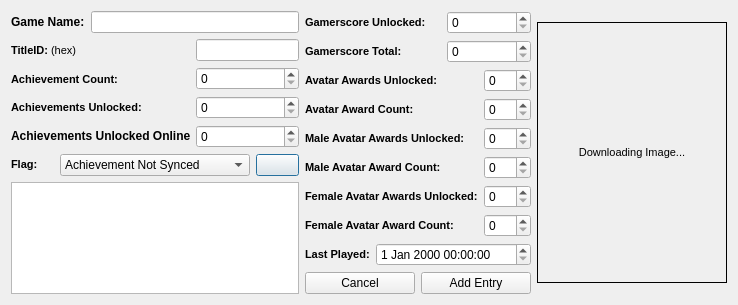
Before: the Qt Designer form XDBF/titleinjectordialog.ui in hetelek/XDBF-Manager, drawn with Qt 5.
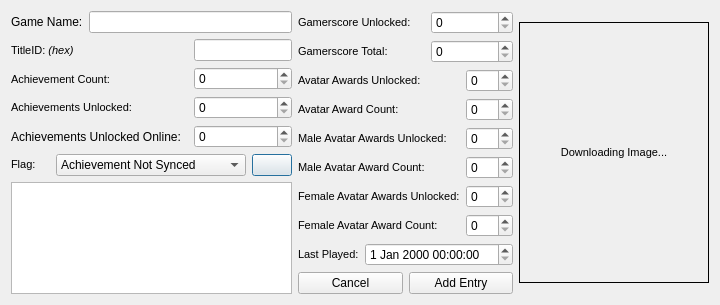
After: the same form once the commit is applied. Icons and pictures are not drawn.

```diff
--- a/XDBF/titleinjectordialog.ui
+++ b/XDBF/titleinjectordialog.ui
@@ -6,7 +6,7 @@
    <rect>
     <x>0</x>
     <y>0</y>
-    <width>738</width>
+    <width>720</width>
     <height>282</height>
    </rect>
   </property>
@@ -23,7 +23,7 @@
          <item>
           <widget class="QLabel" name="label">
            <property name="text">
-            <string>&lt;b&gt;Game Name:&lt;/b&gt;</string>
+            <string>Game Name:</string>
            </property>
           </widget>
          </item>
@@ -47,7 +47,7 @@
 &lt;html&gt;&lt;head&gt;&lt;meta name=&quot;qrichtext&quot; content=&quot;1&quot; /&gt;&lt;style type=&quot;text/css&quot;&gt;
 p, li { white-space: pre-wrap; }
 &lt;/style&gt;&lt;/head&gt;&lt;body style=&quot; font-family:'MS Shell Dlg 2'; font-size:8.25pt; font-weight:400; font-style:normal;&quot;&gt;
-&lt;p style=&quot; margin-top:0px; margin-bottom:0px; margin-left:0px; margin-right:0px; -qt-block-indent:0; text-indent:0px;&quot;&gt;&lt;span style=&quot; font-size:8pt; font-weight:600;&quot;&gt;TitleID: &lt;/span&gt;&lt;span style=&quot; font-size:8pt;&quot;&gt;(hex)&lt;/span&gt;&lt;/p&gt;&lt;/body&gt;&lt;/html&gt;</string>
+&lt;p style=&quot; margin-top:0px; margin-bottom:0px; margin-left:0px; margin-right:0px; -qt-block-indent:0; text-indent:0px;&quot;&gt;&lt;span style=&quot; font-size:8pt;&quot;&gt;TitleID: &lt;/span&gt;&lt;span style=&quot; font-size:8pt; font-style:italic;&quot;&gt;(hex)&lt;/span&gt;&lt;/p&gt;&lt;/body&gt;&lt;/html&gt;</string>
              </property>
             </widget>
            </item>
@@ -58,7 +58,7 @@
 &lt;html&gt;&lt;head&gt;&lt;meta name=&quot;qrichtext&quot; content=&quot;1&quot; /&gt;&lt;style type=&quot;text/css&quot;&gt;
 p, li { white-space: pre-wrap; }
 &lt;/style&gt;&lt;/head&gt;&lt;body style=&quot; font-family:'MS Shell Dlg 2'; font-size:8.25pt; font-weight:400; font-style:normal;&quot;&gt;
-&lt;p style=&quot; margin-top:0px; margin-bottom:0px; margin-left:0px; margin-right:0px; -qt-block-indent:0; text-indent:0px;&quot;&gt;&lt;span style=&quot; font-size:8pt; font-weight:600;&quot;&gt;Achievement Count:&lt;/span&gt;&lt;/p&gt;&lt;/body&gt;&lt;/html&gt;</string>
+&lt;p style=&quot; margin-top:0px; margin-bottom:0px; margin-left:0px; margin-right:0px; -qt-block-indent:0; text-indent:0px;&quot;&gt;&lt;span style=&quot; font-size:8pt;&quot;&gt;Achievement Count:&lt;/span&gt;&lt;/p&gt;&lt;/body&gt;&lt;/html&gt;</string>
              </property>
             </widget>
            </item>
@@ -69,7 +69,7 @@
 &lt;html&gt;&lt;head&gt;&lt;meta name=&quot;qrichtext&quot; content=&quot;1&quot; /&gt;&lt;style type=&quot;text/css&quot;&gt;
 p, li { white-space: pre-wrap; }
 &lt;/style&gt;&lt;/head&gt;&lt;body style=&quot; font-family:'MS Shell Dlg 2'; font-size:8.25pt; font-weight:400; font-style:normal;&quot;&gt;
-&lt;p style=&quot; margin-top:0px; margin-bottom:0px; margin-left:0px; margin-right:0px; -qt-block-indent:0; text-indent:0px;&quot;&gt;&lt;span style=&quot; font-size:8pt; font-weight:600;&quot;&gt;Achievements Unlocked:&lt;/span&gt;&lt;/p&gt;&lt;/body&gt;&lt;/html&gt;</string>
+&lt;p style=&quot; margin-top:0px; margin-bottom:0px; margin-left:0px; margin-right:0px; -qt-block-indent:0; text-indent:0px;&quot;&gt;&lt;span style=&quot; font-size:8pt;&quot;&gt;Achievements Unlocked:&lt;/span&gt;&lt;/p&gt;&lt;/body&gt;&lt;/html&gt;</string>
              </property>
             </widget>
            </item>
@@ -82,7 +82,7 @@
               </size>
              </property>
              <property name="text">
-              <string>&lt;b&gt;Achievements Unlocked Online:&lt;/b&gt;</string>
+              <string>Achievements Unlocked Online:</string>
              </property>
             </widget>
            </item>
@@ -131,7 +131,7 @@
 &lt;html&gt;&lt;head&gt;&lt;meta name=&quot;qrichtext&quot; content=&quot;1&quot; /&gt;&lt;style type=&quot;text/css&quot;&gt;
 p, li { white-space: pre-wrap; }
 &lt;/style&gt;&lt;/head&gt;&lt;body style=&quot; font-family:'MS Shell Dlg 2'; font-size:8.25pt; font-weight:400; font-style:normal;&quot;&gt;
-&lt;p style=&quot; margin-top:0px; margin-bottom:0px; margin-left:0px; margin-right:0px; -qt-block-indent:0; text-indent:0px;&quot;&gt;&lt;span style=&quot; font-size:8pt; font-weight:600;&quot;&gt;Flag:&lt;/span&gt;&lt;/p&gt;&lt;/body&gt;&lt;/html&gt;</string>
+&lt;p style=&quot; margin-top:0px; margin-bottom:0px; margin-left:0px; margin-right:0px; -qt-block-indent:0; text-indent:0px;&quot;&gt;&lt;span style=&quot; font-size:8pt;&quot;&gt;Flag:&lt;/span&gt;&lt;/p&gt;&lt;/body&gt;&lt;/html&gt;</string>
            </property>
           </widget>
          </item>
@@ -188,7 +188,7 @@
 &lt;html&gt;&lt;head&gt;&lt;meta name=&quot;qrichtext&quot; content=&quot;1&quot; /&gt;&lt;style type=&quot;text/css&quot;&gt;
 p, li { white-space: pre-wrap; }
 &lt;/style&gt;&lt;/head&gt;&lt;body style=&quot; font-family:'MS Shell Dlg 2'; font-size:8.25pt; font-weight:400; font-style:normal;&quot;&gt;
-&lt;p style=&quot; margin-top:0px; margin-bottom:0px; margin-left:0px; margin-right:0px; -qt-block-indent:0; text-indent:0px;&quot;&gt;&lt;span style=&quot; font-size:8pt; font-weight:600;&quot;&gt;Gamerscore Unlocked:&lt;/span&gt;&lt;/p&gt;&lt;/body&gt;&lt;/html&gt;</string>
+&lt;p style=&quot; margin-top:0px; margin-bottom:0px; margin-left:0px; margin-right:0px; -qt-block-indent:0; text-indent:0px;&quot;&gt;&lt;span style=&quot; font-size:8pt;&quot;&gt;Gamerscore Unlocked:&lt;/span&gt;&lt;/p&gt;&lt;/body&gt;&lt;/html&gt;</string>
        </property>
       </widget>
      </item>
@@ -206,7 +206,7 @@
 &lt;html&gt;&lt;head&gt;&lt;meta name=&quot;qrichtext&quot; content=&quot;1&quot; /&gt;&lt;style type=&quot;text/css&quot;&gt;
 p, li { white-space: pre-wrap; }
 &lt;/style&gt;&lt;/head&gt;&lt;body style=&quot; font-family:'MS Shell Dlg 2'; font-size:8.25pt; font-weight:400; font-style:normal;&quot;&gt;
-&lt;p style=&quot; margin-top:0px; margin-bottom:0px; margin-left:0px; margin-right:0px; -qt-block-indent:0; text-indent:0px;&quot;&gt;&lt;span style=&quot; font-size:8pt; font-weight:600;&quot;&gt;Gamerscore Total:&lt;/span&gt;&lt;/p&gt;&lt;/body&gt;&lt;/html&gt;</string>
+&lt;p style=&quot; margin-top:0px; margin-bottom:0px; margin-left:0px; margin-right:0px; -qt-block-indent:0; text-indent:0px;&quot;&gt;&lt;span style=&quot; font-size:8pt;&quot;&gt;Gamerscore Total:&lt;/span&gt;&lt;/p&gt;&lt;/body&gt;&lt;/html&gt;</string>
        </property>
       </widget>
      </item>
@@ -224,7 +224,7 @@
 &lt;html&gt;&lt;head&gt;&lt;meta name=&quot;qrichtext&quot; content=&quot;1&quot; /&gt;&lt;style type=&quot;text/css&quot;&gt;
 p, li { white-space: pre-wrap; }
 &lt;/style&gt;&lt;/head&gt;&lt;body style=&quot; font-family:'MS Shell Dlg 2'; font-size:8.25pt; font-weight:400; font-style:normal;&quot;&gt;
-&lt;p style=&quot; margin-top:0px; margin-bottom:0px; margin-left:0px; margin-right:0px; -qt-block-indent:0; text-indent:0px;&quot;&gt;&lt;span style=&quot; font-size:8pt; font-weight:600;&quot;&gt;Avatar Awards Unlocked:&lt;/span&gt;&lt;/p&gt;&lt;/body&gt;&lt;/html&gt;</string>
+&lt;p style=&quot; margin-top:0px; margin-bottom:0px; margin-left:0px; margin-right:0px; -qt-block-indent:0; text-indent:0px;&quot;&gt;&lt;span style=&quot; font-size:8pt;&quot;&gt;Avatar Awards Unlocked:&lt;/span&gt;&lt;/p&gt;&lt;/body&gt;&lt;/html&gt;</string>
        </property>
       </widget>
      </item>
@@ -242,7 +242,7 @@
 &lt;html&gt;&lt;head&gt;&lt;meta name=&quot;qrichtext&quot; content=&quot;1&quot; /&gt;&lt;style type=&quot;text/css&quot;&gt;
 p, li { white-space: pre-wrap; }
 &lt;/style&gt;&lt;/head&gt;&lt;body style=&quot; font-family:'MS Shell Dlg 2'; font-size:8.25pt; font-weight:400; font-style:normal;&quot;&gt;
-&lt;p style=&quot; margin-top:0px; margin-bottom:0px; margin-left:0px; margin-right:0px; -qt-block-indent:0; text-indent:0px;&quot;&gt;&lt;span style=&quot; font-size:8pt; font-weight:600;&quot;&gt;Avatar Award Count:&lt;/span&gt;&lt;/p&gt;&lt;/body&gt;&lt;/html&gt;</string>
+&lt;p style=&quot; margin-top:0px; margin-bottom:0px; margin-left:0px; margin-right:0px; -qt-block-indent:0; text-indent:0px;&quot;&gt;&lt;span style=&quot; font-size:8pt;&quot;&gt;Avatar Award Count:&lt;/span&gt;&lt;/p&gt;&lt;/body&gt;&lt;/html&gt;</string>
        </property>
       </widget>
      </item>
@@ -260,7 +260,7 @@
 &lt;html&gt;&lt;head&gt;&lt;meta name=&quot;qrichtext&quot; content=&quot;1&quot; /&gt;&lt;style type=&quot;text/css&quot;&gt;
 p, li { white-space: pre-wrap; }
 &lt;/style&gt;&lt;/head&gt;&lt;body style=&quot; font-family:'MS Shell Dlg 2'; font-size:8.25pt; font-weight:400; font-style:normal;&quot;&gt;
-&lt;p style=&quot; margin-top:0px; margin-bottom:0px; margin-left:0px; margin-right:0px; -qt-block-indent:0; text-indent:0px;&quot;&gt;&lt;span style=&quot; font-size:8pt; font-weight:600;&quot;&gt;Male Avatar Awards Unlocked:&lt;/span&gt;&lt;/p&gt;&lt;/body&gt;&lt;/html&gt;</string>
+&lt;p style=&quot; margin-top:0px; margin-bottom:0px; margin-left:0px; margin-right:0px; -qt-block-indent:0; text-indent:0px;&quot;&gt;&lt;span style=&quot; font-size:8pt;&quot;&gt;Male Avatar Awards Unlocked:&lt;/span&gt;&lt;/p&gt;&lt;/body&gt;&lt;/html&gt;</string>
        </property>
       </widget>
      </item>
@@ -278,7 +278,7 @@
 &lt;html&gt;&lt;head&gt;&lt;meta name=&quot;qrichtext&quot; content=&quot;1&quot; /&gt;&lt;style type=&quot;text/css&quot;&gt;
 p, li { white-space: pre-wrap; }
 &lt;/style&gt;&lt;/head&gt;&lt;body style=&quot; font-family:'MS Shell Dlg 2'; font-size:8.25pt; font-weight:400; font-style:normal;&quot;&gt;
-&lt;p style=&quot; margin-top:0px; margin-bottom:0px; margin-left:0px; margin-right:0px; -qt-block-indent:0; text-indent:0px;&quot;&gt;&lt;span style=&quot; font-size:8pt; font-weight:600;&quot;&gt;Male Avatar Award Count:&lt;/span&gt;&lt;/p&gt;&lt;/body&gt;&lt;/html&gt;</string>
+&lt;p style=&quot; margin-top:0px; margin-bottom:0px; margin-left:0px; margin-right:0px; -qt-block-indent:0; text-indent:0px;&quot;&gt;&lt;span style=&quot; font-size:8pt;&quot;&gt;Male Avatar Award Count:&lt;/span&gt;&lt;/p&gt;&lt;/body&gt;&lt;/html&gt;</string>
        </property>
       </widget>
      </item>
@@ -296,7 +296,7 @@
 &lt;html&gt;&lt;head&gt;&lt;meta name=&quot;qrichtext&quot; content=&quot;1&quot; /&gt;&lt;style type=&quot;text/css&quot;&gt;
 p, li { white-space: pre-wrap; }
 &lt;/style&gt;&lt;/head&gt;&lt;body style=&quot; font-family:'MS Shell Dlg 2'; font-size:8.25pt; font-weight:400; font-style:normal;&quot;&gt;
-&lt;p style=&quot; margin-top:0px; margin-bottom:0px; margin-left:0px; margin-right:0px; -qt-block-indent:0; text-indent:0px;&quot;&gt;&lt;span style=&quot; font-size:8pt; font-weight:600;&quot;&gt;Female Avatar Awards Unlocked:&lt;/span&gt;&lt;/p&gt;&lt;/body&gt;&lt;/html&gt;</string>
+&lt;p style=&quot; margin-top:0px; margin-bottom:0px; margin-left:0px; margin-right:0px; -qt-block-indent:0; text-indent:0px;&quot;&gt;&lt;span style=&quot; font-size:8pt;&quot;&gt;Female Avatar Awards Unlocked:&lt;/span&gt;&lt;/p&gt;&lt;/body&gt;&lt;/html&gt;</string>
        </property>
       </widget>
      </item>
@@ -314,7 +314,7 @@
 &lt;html&gt;&lt;head&gt;&lt;meta name=&quot;qrichtext&quot; content=&quot;1&quot; /&gt;&lt;style type=&quot;text/css&quot;&gt;
 p, li { white-space: pre-wrap; }
 &lt;/style&gt;&lt;/head&gt;&lt;body style=&quot; font-family:'MS Shell Dlg 2'; font-size:8.25pt; font-weight:400; font-style:normal;&quot;&gt;
-&lt;p style=&quot; margin-top:0px; margin-bottom:0px; margin-left:0px; margin-right:0px; -qt-block-indent:0; text-indent:0px;&quot;&gt;&lt;span style=&quot; font-size:8pt; font-weight:600;&quot;&gt;Female Avatar Award Count:&lt;/span&gt;&lt;/p&gt;&lt;/body&gt;&lt;/html&gt;</string>
+&lt;p style=&quot; margin-top:0px; margin-bottom:0px; margin-left:0px; margin-right:0px; -qt-block-indent:0; text-indent:0px;&quot;&gt;&lt;span style=&quot; font-size:8pt;&quot;&gt;Female Avatar Award Count:&lt;/span&gt;&lt;/p&gt;&lt;/body&gt;&lt;/html&gt;</string>
        </property>
       </widget>
      </item>
@@ -332,7 +332,7 @@
 &lt;html&gt;&lt;head&gt;&lt;meta name=&quot;qrichtext&quot; content=&quot;1&quot; /&gt;&lt;style type=&quot;text/css&quot;&gt;
 p, li { white-space: pre-wrap; }
 &lt;/style&gt;&lt;/head&gt;&lt;body style=&quot; font-family:'MS Shell Dlg 2'; font-size:8.25pt; font-weight:400; font-style:normal;&quot;&gt;
-&lt;p style=&quot; margin-top:0px; margin-bottom:0px; margin-left:0px; margin-right:0px; -qt-block-indent:0; text-indent:0px;&quot;&gt;&lt;span style=&quot; font-size:8pt; font-weight:600;&quot;&gt;Last Played:&lt;/span&gt;&lt;/p&gt;&lt;/body&gt;&lt;/html&gt;</string>
+&lt;p style=&quot; margin-top:0px; margin-bottom:0px; margin-left:0px; margin-right:0px; -qt-block-indent:0; text-indent:0px;&quot;&gt;&lt;span style=&quot; font-size:8pt;&quot;&gt;Last Played:&lt;/span&gt;&lt;/p&gt;&lt;/body&gt;&lt;/html&gt;</string>
        </property>
       </widget>
      </item>
```
